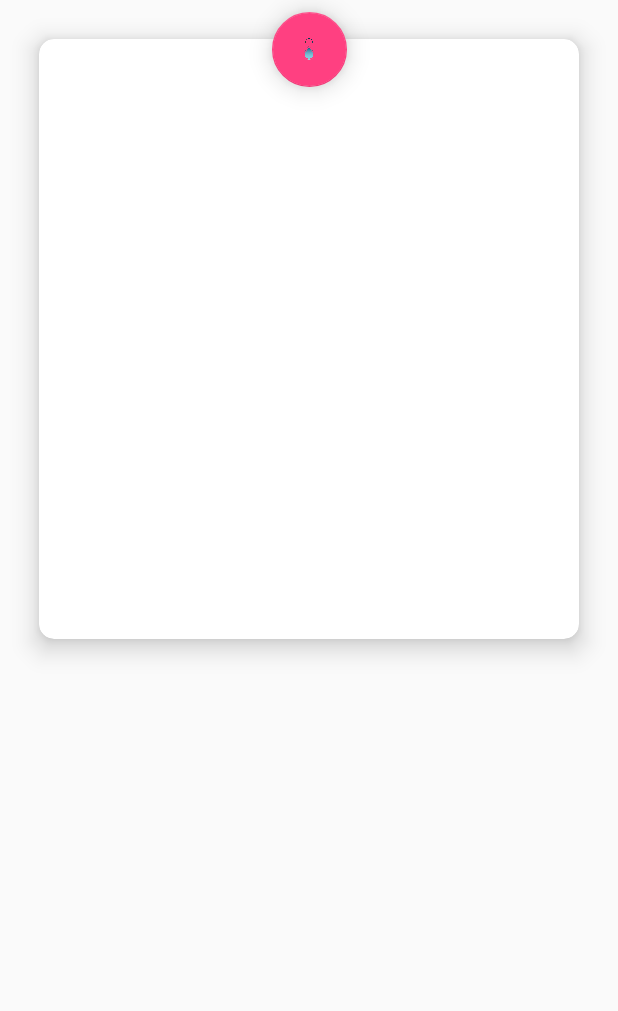
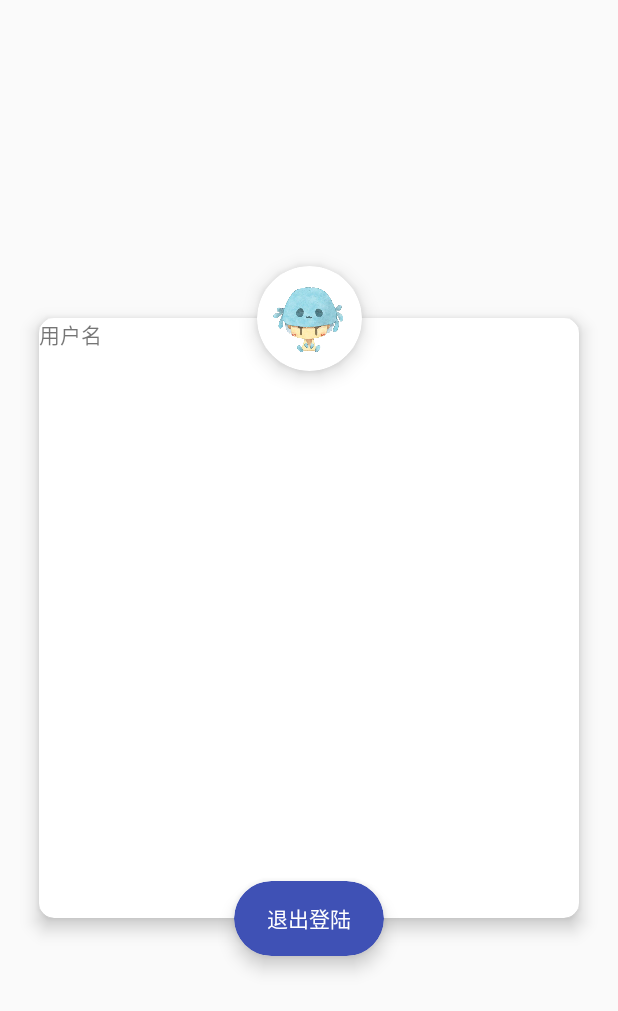
Before and after one commit to Tabll/SSKJ-Android, an Android app: the PersonalInfoActivity screen opened directly, with no data from a screen before it, on a phone screen of 412 x 824 dp. Shown: the top 1011 px of the screen. Run offline under Robolectric (Android 15) with nearby library versions, the phone set to English and light mode, and no system bars; 1 statement that could not run was skipped.

Commit message:
界面优化

```diff
--- a/app/src/main/java/cn/tabll/sskj/PersonalInfoActivity.kt
+++ b/app/src/main/java/cn/tabll/sskj/PersonalInfoActivity.kt
@@ -7,7 +7,7 @@ import org.jetbrains.anko.info
 
 class PersonalInfoActivity : AppCompatActivity() {
 
-    val log = AnkoLogger<String>()
+    private val log = AnkoLogger<String>()
 
     override fun onCreate(savedInstanceState: Bundle?) {
         super.onCreate(savedInstanceState)
--- a/app/src/main/res/layout/activity_personal_info.xml
+++ b/app/src/main/res/layout/activity_personal_info.xml
@@ -1,43 +1,88 @@
 <?xml version="1.0" encoding="utf-8"?>
-<android.support.design.widget.CoordinatorLayout
+<android.support.v7.widget.LinearLayoutCompat
     xmlns:android="http://schemas.android.com/apk/res/android"
     xmlns:app="http://schemas.android.com/apk/res-auto"
     xmlns:tools="http://schemas.android.com/tools"
     android:layout_width="match_parent"
     android:layout_height="match_parent"
     tools:context=".PersonalInfoActivity">
-
-    <android.support.design.widget.FloatingActionButton
-        android:id="@+id/floatingActionButton"
-        android:layout_width="wrap_content"
+    <android.support.design.widget.CoordinatorLayout
         android:layout_height="wrap_content"
-        android:layout_marginBottom="8dp"
-        android:layout_marginEnd="8dp"
-        android:layout_marginStart="8dp"
-        android:layout_marginTop="8dp"
+        android:layout_width="match_parent"
+        android:layout_gravity="center">
+        <android.support.v7.widget.CardView
+            android:id="@+id/user_picture_cardView"
+            android:layout_width="70dp"
+            android:layout_height="70dp"
+            android:layout_margin="8dp"
             android:clickable="true"
             android:focusable="true"
-        app:elevation="10.1dp"
-        app:fabCustomSize="50dp"
-        android:scaleType="fitCenter"
+            app:elevation="6.1dp"
+            android:translationZ="6dp"
+            app:cardCornerRadius="35dp"
+            android:foreground="?android:attr/selectableItemBackground"
             app:layout_anchor="@+id/cardView"
-        app:layout_anchorGravity="top|center"
-        app:srcCompat="@drawable/ic_company_logo" />
+            app:layout_anchorGravity="top|center">
+            <ImageView
+                android:contentDescription="@string/copyright"
+                android:layout_width="match_parent"
+                android:layout_height="match_parent"
+                android:padding="10dp"
+                android:src="@drawable/xb"/>
+        </android.support.v7.widget.CardView>
+
+
+        <android.support.v7.widget.CardView
+            android:id="@+id/sign_out_cardView"
+            android:layout_width="100dp"
+            android:layout_height="50dp"
+            app:layout_anchor="@+id/cardView"
+            app:layout_anchorGravity="bottom|center"
+            app:cardCornerRadius="25dp"
+            android:clickable="true"
+            android:focusable="true"
+            app:cardBackgroundColor="@color/colorPrimary"
+            android:foreground="?android:attr/selectableItemBackground"
+            app:cardElevation="5.1dp"
+            android:translationZ="2dp">
+
+            <TextView
+                android:layout_width="wrap_content"
+                android:layout_height="match_parent"
+                android:text="@string/sign_out"
+                android:layout_gravity="center"
+                android:textColor="@android:color/white"
+                android:gravity="center" />
+        </android.support.v7.widget.CardView>
+
 
         <android.support.v7.widget.CardView
             android:id="@+id/cardView"
             android:layout_width="match_parent"
             android:layout_height="400dp"
-        android:layout_margin="26dp"
-        android:layout_marginBottom="8dp"
-        android:layout_marginEnd="8dp"
-        android:layout_marginStart="8dp"
-        android:layout_marginTop="8dp"
+            android:layout_marginBottom="60dp"
+            android:layout_marginEnd="26dp"
+            android:layout_marginStart="26dp"
+            android:layout_marginTop="60dp"
             app:cardCornerRadius="10dp"
-        app:cardElevation="10dp">
+            android:clickable="true"
+            android:focusable="true"
+            android:foreground="?android:attr/selectableItemBackground"
+            app:cardElevation="5dp"
+            android:translationZ="2dp">
 
+            <android.support.constraint.ConstraintLayout
+                android:layout_width="match_parent"
+                android:layout_height="match_parent">
 
+                <TextView
+                    android:layout_width="wrap_content"
+                    android:layout_height="wrap_content"
+                    android:text="用户名" />
+            </android.support.constraint.ConstraintLayout>
 
         </android.support.v7.widget.CardView>
 
+
     </android.support.design.widget.CoordinatorLayout>
+</android.support.v7.widget.LinearLayoutCompat>
--- a/app/src/main/res/values/strings.xml
+++ b/app/src/main/res/values/strings.xml
@@ -27,6 +27,8 @@
     <string name="custom_made_business">定制化业务</string>
     <string name="contact_service">联系客服</string>
 
+    <string name="sign_out">退出登陆</string>
+
     <!--注册页使用-->
     <string name="sign_in">登陆</string>
     <string name="sign_up">注册</string>
```
Lines whose indentation alone changed are shown as unchanged.
